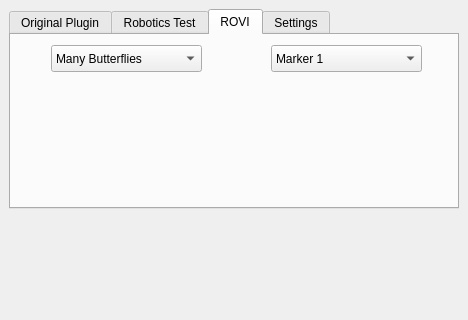
This is finalProject/SamplePluginPA10/src/SamplePlugin.ui in niive12/rovi as Qt 5 draws it before an edit; both pictures show x 0 to 468 and y 0 to 320 of the 468 by 505 pixel window. The edited form follows.
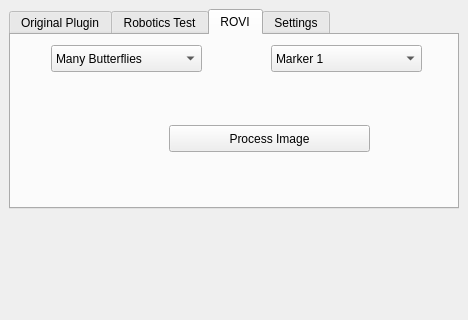
This is the edited form.

Commit message: vision added for image1

```diff
--- a/finalProject/SamplePluginPA10/src/SamplePlugin.ui
+++ b/finalProject/SamplePluginPA10/src/SamplePlugin.ui
@@ -205,6 +205,19 @@
          </property>
         </item>
        </widget>
+       <widget class="QPushButton" name="_btn_rovi_processImage">
+        <property name="geometry">
+         <rect>
+          <x>158</x>
+          <y>90</y>
+          <width>201</width>
+          <height>27</height>
+         </rect>
+        </property>
+        <property name="text">
+         <string>Process Image</string>
+        </property>
+       </widget>
       </widget>
       <widget class="QWidget" name="tab_3">
        <attribute name="title">
```
The commit also changes 5 other files.
